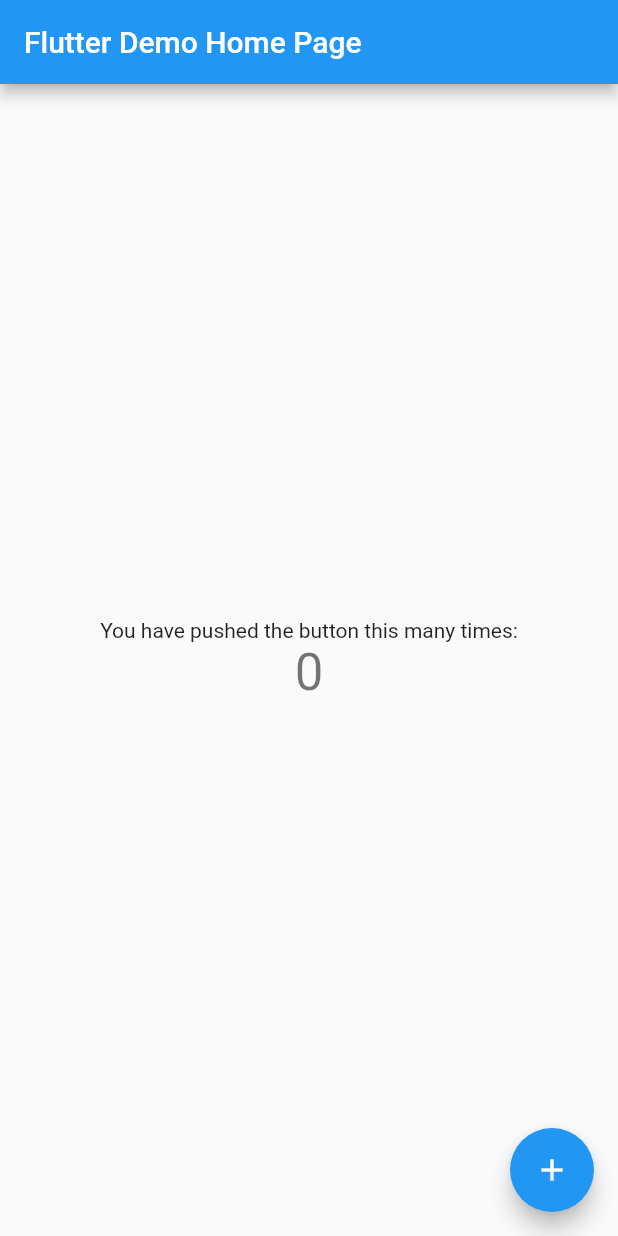
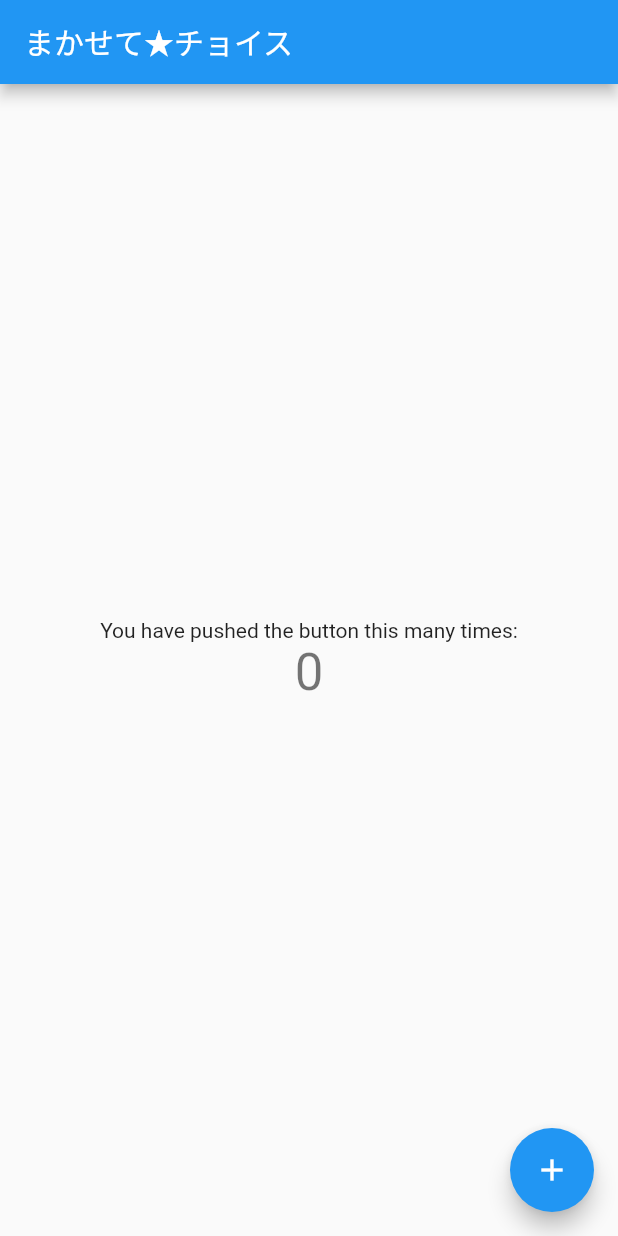
Before and after one commit to emusute1212/makasete_choice_cross_platform, a Flutter app: the screen it shows after launch, on a phone screen of 412 x 824 dp. Run offline on Flutter 3.47's test engine with Material 2 defaults, Android fonts, the phone set to English and light mode, and no system bars.

Commit message:
chore: ディレクトリ構造の調整、アプリ名の変更

```diff
--- a/lib/main.dart
+++ b/lib/view/main.dart
@@ -7,7 +7,7 @@ class MyApp extends StatelessWidget {
   @override
   Widget build(BuildContext context) {
     return MaterialApp(
-      title: 'Flutter Demo',
+      title: 'まかせて★チョイス',
       theme: ThemeData(
         // This is the theme of your application.
         //
@@ -20,7 +20,7 @@ class MyApp extends StatelessWidget {
         // is not restarted.
         primarySwatch: Colors.blue,
       ),
-      home: MyHomePage(title: 'Flutter Demo Home Page'),
+      home: MyHomePage(title: 'まかせて★︎チョイス'),
     );
   }
 }
```
Also changed, not shown: 1 other file.
